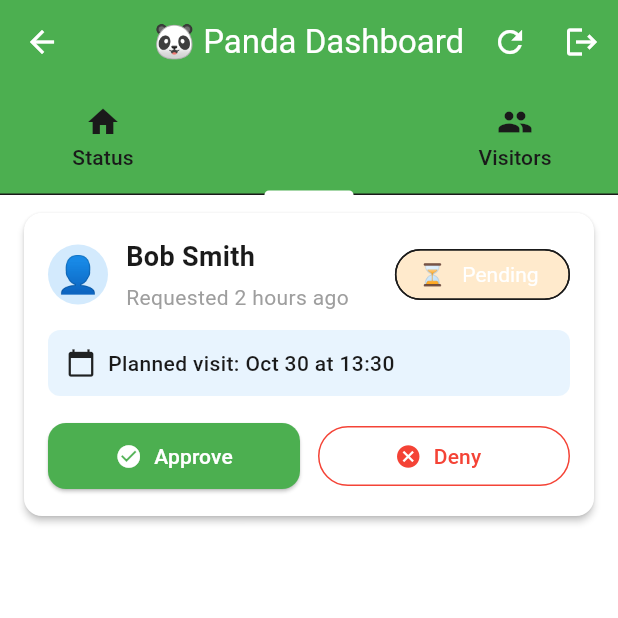
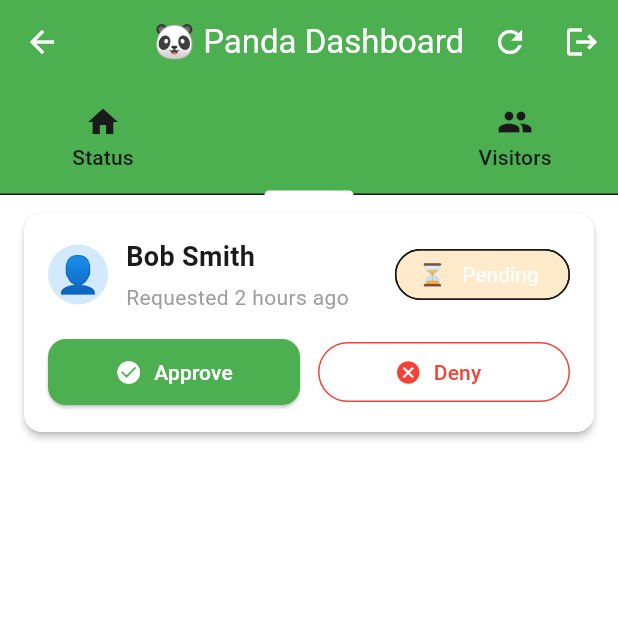
Before and after one commit to willoid/panda-garden, a Flutter app: the PandaDashboard screen opened by its route, tab 2 chosen, on a phone screen of 412 x 824 dp, the top half of it. Run offline on Flutter 3.47's test engine with Material 3 defaults, Android fonts, the phone set to English and light mode, and no system bars; our stand-ins replace flutter_local_notifications, shared_preferences; accounts and stored records are empty.

Commit message:
removed planned dates

```diff
--- a/lib/models/visitor_request.dart
+++ b/lib/models/visitor_request.dart
@@ -5,7 +5,6 @@ class VisitorRequest {
   final String visitorId;
   final String visitorName;
   final DateTime requestedAt;
-  final DateTime? plannedVisitTime;
   RequestStatus status;
   final DateTime? respondedAt;
 
@@ -14,7 +13,6 @@ class VisitorRequest {
     required this.visitorId,
     required this.visitorName,
     required this.requestedAt,
-    this.plannedVisitTime,
     this.status = RequestStatus.pending,
     this.respondedAt,
   });
@@ -25,11 +23,8 @@ class VisitorRequest {
       visitorId: json['visitorId'],
       visitorName: json['visitorName'],
       requestedAt: DateTime.parse(json['requestedAt']),
-      plannedVisitTime: json['plannedVisitTime'] != null
-          ? DateTime.parse(json['plannedVisitTime'])
-          : null,
       status: RequestStatus.values.firstWhere(
-        (e) => e.toString() == 'RequestStatus.${json['status']}',
+            (e) => e.toString() == 'RequestStatus.${json['status']}',
       ),
       respondedAt: json['respondedAt'] != null
           ? DateTime.parse(json['respondedAt'])
@@ -43,7 +38,6 @@ class VisitorRequest {
       'visitorId': visitorId,
       'visitorName': visitorName,
       'requestedAt': requestedAt.toIso8601String(),
-      'plannedVisitTime': plannedVisitTime?.toIso8601String(),
       'status': status.toString().split('.').last,
       'respondedAt': respondedAt?.toIso8601String(),
     };
@@ -54,7 +48,6 @@ class VisitorRequest {
     String? visitorId,
     String? visitorName,
     DateTime? requestedAt,
-    DateTime? plannedVisitTime,
     RequestStatus? status,
     DateTime? respondedAt,
   }) {
@@ -63,7 +56,6 @@ class VisitorRequest {
       visitorId: visitorId ?? this.visitorId,
       visitorName: visitorName ?? this.visitorName,
       requestedAt: requestedAt ?? this.requestedAt,
-      plannedVisitTime: plannedVisitTime ?? this.plannedVisitTime,
       status: status ?? this.status,
       respondedAt: respondedAt ?? this.respondedAt,
     );
--- a/lib/services/database_service.dart
+++ b/lib/services/database_service.dart
@@ -59,13 +59,11 @@ class DatabaseService {
       _passwords[visitor.email] = 'visitor123';
     }
 
-    // Add a sample request
     _requests.add(VisitorRequest(
       id: 'req_001',
       visitorId: 'visitor_002',
       visitorName: 'Bob Smith',
       requestedAt: DateTime.now().subtract(const Duration(hours: 2)),
-      plannedVisitTime: DateTime.now().add(const Duration(hours: 3)),
       status: RequestStatus.pending,
     ));
   }
--- a/lib/services/garden_service.dart
+++ b/lib/services/garden_service.dart
@@ -67,14 +67,13 @@ class GardenService extends ChangeNotifier {
     await _db.updateUser(_pandaUser!);
     notifyListeners();
   }
-
-  Future<void> createVisitorRequest(String visitorId, String visitorName, DateTime? plannedTime) async {
+  Future<void> createVisitorRequest(String visitorId, String visitorName) async {
     final request = VisitorRequest(
       id: DateTime.now().millisecondsSinceEpoch.toString(),
       visitorId: visitorId,
       visitorName: visitorName,
       requestedAt: DateTime.now(),
-      plannedVisitTime: plannedTime,
+      // REMOVE: plannedVisitTime: plannedTime,
       status: RequestStatus.pending,
     );
 
--- a/lib/widgets/request_card.dart
+++ b/lib/widgets/request_card.dart
@@ -61,29 +61,6 @@ class RequestCard extends StatelessWidget {
                 ),
               ],
             ),
-
-            if (request.plannedVisitTime != null) ...[
-              const SizedBox(height: 12),
-              Container(
-                padding: const EdgeInsets.all(12),
-                decoration: BoxDecoration(
-                  color: Colors.blue.withOpacity(0.1),
-                  borderRadius: BorderRadius.circular(8),
-                ),
-                child: Row(
-                  children: [
-                    const Icon(Icons.calendar_today, size: 20),
-                    const SizedBox(width: 8),
-                    Text(
-                      'Planned visit: ${_formatDateTime(request.plannedVisitTime!)}',
-                      style: const TextStyle(
-                        fontWeight: FontWeight.w500,
-                      ),
-                    ),
-                  ],
-                ),
-              ),
-            ],
 
             if (request.status == RequestStatus.pending) ...[
               const SizedBox(height: 16),
```
Also changed, not shown: lib/screens/visitor_dashboard.dart (+1 -28 lines), lib/services/api_service.dart (+1 -6 lines), 4 other files.
